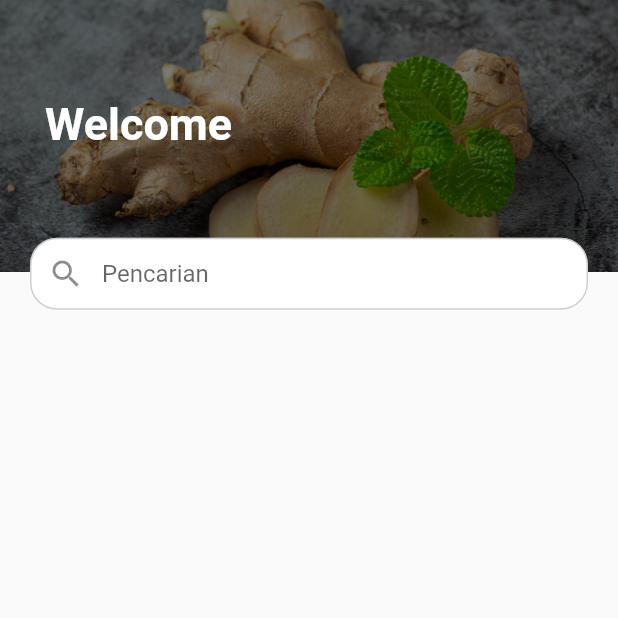
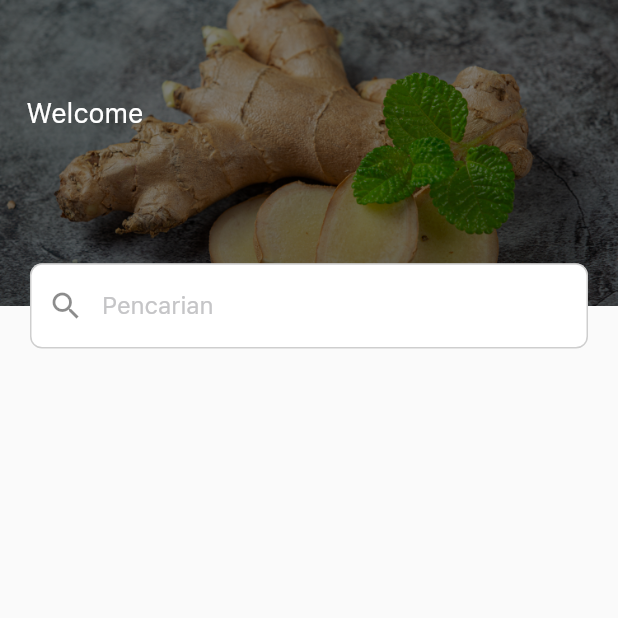
Before and after one commit to magang-rebahan-labs/swamedika-v.1, a Flutter app: the AppBarSearch screen opened directly, on a phone screen of 412 x 824 dp, the top half of it. Run offline on Flutter 3.47's test engine with Material 2 defaults, Android fonts, the phone set to English and light mode, and no system bars; our stand-ins replace dotted_line, get, shared_preferences; accounts and stored records are empty.

Commit message:
modified main appbar newnews recomendation

```diff
--- a/lib/main.dart
+++ b/lib/main.dart
@@ -4,6 +4,7 @@ import 'package:shared_preferences/shared_preferences.dart';
 // import 'package:swamedika/views/pages/detail_fruit.dart';
 import 'package:swamedika/views/pages/logosplash.dart';
 import 'package:swamedika/views/pages/splashscreen.dart';
+import 'package:swamedika/views/widgets/recomendation_local.dart';
 
 bool? seenOnBoard;
 
@@ -28,7 +29,8 @@ class MyApp extends StatelessWidget {
           backgroundColor: Colors.white,
         ),
         // home: seenOnBoard == true ? const LogoSplash() : const SplashScreen());
-        home: const SplashScreen());
+        // home: const SplashScreen());
+        home: const RecomendationLocal());
     // home: const DetailFruit());
   }
 }
--- a/lib/views/widgets/appbar.dart
+++ b/lib/views/widgets/appbar.dart
@@ -10,7 +10,8 @@ class AppBarSearch extends StatelessWidget {
   Widget build(BuildContext context) {
     return Scaffold(
       body: SizedBox(
-        height: MediaQuery.of(context).size.height * 0.27,
+        // height: MediaQuery.of(context).size.height * 0.27,
+        height: MediaQuery.of(context).size.height / 2.9,
         child: Stack(
           children: <Widget>[
             Container(
@@ -20,28 +21,35 @@ class AppBarSearch extends StatelessWidget {
                   fit: BoxFit.cover,
                 ),
               ),
-              width: MediaQuery.of(context).size.width * 1,
-              height: MediaQuery.of(context).size.height * 0.22,
-              child: const Padding(
-                padding: EdgeInsets.only(top: 65.0, left: 30.0),
-                child: Text(
+              width: MediaQuery.of(context).size.width,
+              // height: MediaQuery.of(context).size.height * 0.22,
+              height: MediaQuery.of(context).size.height / 4.04,
+              child: Padding(
+                padding: EdgeInsets.only(
+                    top: MediaQuery.of(context).size.height / 12.6875,
+                    left: MediaQuery.of(context).size.width / 23.4375),
+                // padding: EdgeInsets.only(top: 0, left: 30.0),
+                child: const Text(
                   "Welcome",
                   style: TextStyle(
+                      fontFamily: "Sans-serif",
                       color: Colors.white,
-                      fontSize: 30.0,
-                      fontWeight: FontWeight.bold),
+                      fontSize: 18,
+                      fontWeight: FontWeight.normal),
                 ),
               ),
             ),
             Positioned(
-              top: MediaQuery.of(context).size.width / 2.6,
+              // top: MediaQuery.of(context).size.width / 2.6,
+              top: MediaQuery.of(context).size.height / 4.693,
               left: 0.0,
               right: 0.0,
               child: Container(
                 padding: const EdgeInsets.symmetric(horizontal: 20.0),
+                height: MediaQuery.of(context).size.height / 14.5,
                 child: DecoratedBox(
                   decoration: BoxDecoration(
-                      borderRadius: BorderRadius.circular(18.0),
+                      borderRadius: BorderRadius.circular(8.0),
                       border: Border.all(
                           color: Colors.grey.withOpacity(0.5), width: 1.0),
                       color: Colors.white),
@@ -75,8 +83,14 @@ class AppBarSearch extends StatelessWidget {
                           },
                           autofocus: false,
                           decoration: const InputDecoration.collapsed(
-                            hintText: "Pencarian",
-                          ),
+                              hintText: "Pencarian",
+                              // fillColor: Color(0xFFC5C5C7),
+                              hintStyle: TextStyle(
+                                  color: Color(0xFFC5C5C7),
+                                  fontFamily: "Sans-serif",
+                                  fontSize: 16,
+                                  fontWeight: FontWeight.w400,
+                                  fontStyle: FontStyle.normal)),
                         ),
                       ),
                     ],
```
Also changed, not shown: lib/views/widgets/new_news_section.dart (+40 -46 lines), lib/views/widgets/recomendation_local.dart (+48 -22 lines).
